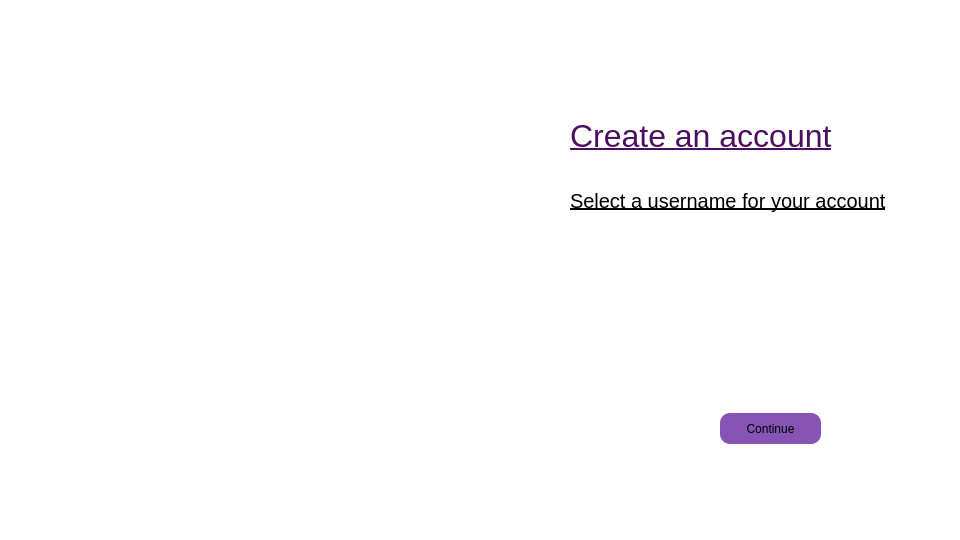
Above: signin.ui from Nirjaraa/spendwise before the change. Below: the same form after it.
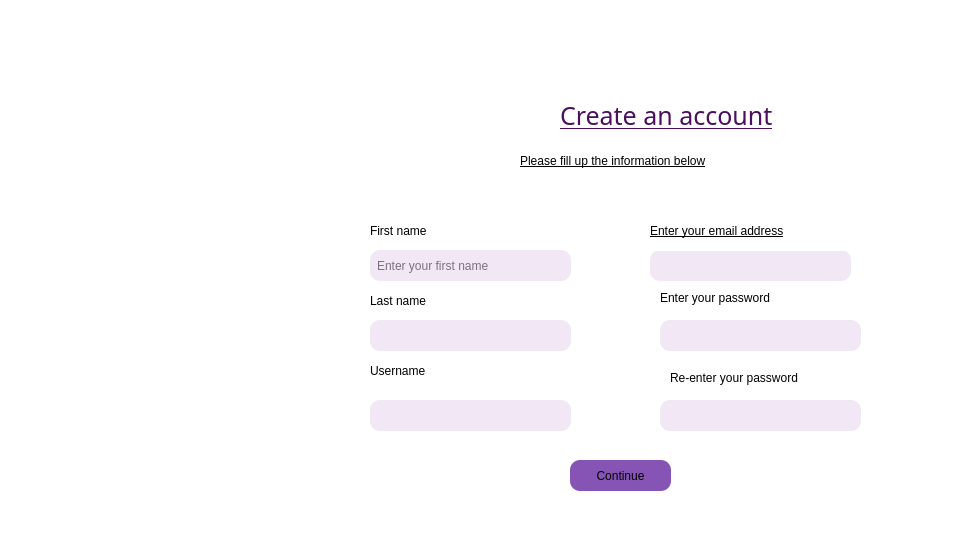
That is the form after the change. Icons and pictures are not drawn.

The edit to the form file:
```diff
--- a/signin.ui
+++ b/signin.ui
@@ -41,15 +41,28 @@
    <widget class="QLabel" name="label_2">
     <property name="geometry">
      <rect>
-      <x>570</x>
-      <y>110</y>
-      <width>291</width>
+      <x>560</x>
+      <y>90</y>
+      <width>301</width>
       <height>51</height>
      </rect>
     </property>
+    <property name="font">
+     <font>
+      <family>Bahnschrift</family>
+      <pointsize>-1</pointsize>
+      <italic>false</italic>
+      <bold>false</bold>
+      <underline>true</underline>
+     </font>
+    </property>
     <property name="styleSheet">
-     <string notr="true">color: rgb(76,15,96);
-font-size:32px;
+     <string notr="true">font-family: 'Poppins'; font-size: 25px;
+font: 25pt &quot;Bahnschrift&quot;;
+
+
+color: rgb(76,15,96);
+font-size:25px;
 text-decoration: underline;</string>
     </property>
     <property name="text">
@@ -59,7 +72,7 @@
    <widget class="QLabel" name="label_3">
     <property name="geometry">
      <rect>
-      <x>100</x>
+      <x>30</x>
       <y>120</y>
       <width>321</width>
       <height>311</height>
@@ -75,20 +88,23 @@
    <widget class="QLabel" name="label_4">
     <property name="geometry">
      <rect>
-      <x>570</x>
-      <y>180</y>
-      <width>331</width>
+      <x>520</x>
+      <y>140</y>
+      <width>341</width>
       <height>41</height>
      </rect>
     </property>
     <property name="styleSheet">
-     <string notr="true">font-size: 20px;
-color:rgb(0, 0, 0);
+     <string notr="true">fborder-image: none;
+font: 16pt &quot;Bahnschrift&quot;;
+border-color: none;
+color: rgb(0,0,0);
+ 
 text-decoration: underline;
 </string>
     </property>
     <property name="text">
-     <string>Select a username for your account</string>
+     <string>Please fill up the information below</string>
     </property>
    </widget>
    <widget class="QLabel" name="label_5">
@@ -110,8 +126,8 @@
    <widget class="QPushButton" name="pushButton">
     <property name="geometry">
      <rect>
-      <x>720</x>
-      <y>413</y>
+      <x>570</x>
+      <y>460</y>
       <width>101</width>
       <height>31</height>
      </rect>
@@ -124,6 +140,255 @@
      <string>Continue</string>
     </property>
    </widget>
+   <widget class="QLabel" name="label_6">
+    <property name="geometry">
+     <rect>
+      <x>370</x>
+      <y>220</y>
+      <width>201</width>
+      <height>21</height>
+     </rect>
+    </property>
+    <property name="styleSheet">
+     <string notr="true">border-image: none;
+font: 15pt &quot;Bahnschrift&quot;;
+border-color: none;
+color: rgb(0,0,0);
+ </string>
+    </property>
+    <property name="text">
+     <string>First name</string>
+    </property>
+   </widget>
+   <widget class="QLabel" name="label_7">
+    <property name="geometry">
+     <rect>
+      <x>370</x>
+      <y>290</y>
+      <width>201</width>
+      <height>21</height>
+     </rect>
+    </property>
+    <property name="styleSheet">
+     <string notr="true">border-image: none;
+font: 15pt &quot;Bahnschrift&quot;;
+border-color: none;
+color: rgb(0,0,0);
+ </string>
+    </property>
+    <property name="text">
+     <string>Last name</string>
+    </property>
+   </widget>
+   <widget class="QLineEdit" name="fname_lineEdit">
+    <property name="geometry">
+     <rect>
+      <x>370</x>
+      <y>250</y>
+      <width>201</width>
+      <height>31</height>
+     </rect>
+    </property>
+    <property name="styleSheet">
+     <string notr="true">border-image: none;
+font: 9pt &quot;Bahnschrift&quot;;
+border-color: none;
+color: rgb(0,0,0);
+background-color: rgb(242,231,245);
+border-radius: 10px;
+padding:5px;
+
+</string>
+    </property>
+    <property name="readOnly">
+     <bool>false</bool>
+    </property>
+    <property name="placeholderText">
+     <string>Enter your first name</string>
+    </property>
+   </widget>
+   <widget class="QLineEdit" name="lname_lineEdit_2">
+    <property name="geometry">
+     <rect>
+      <x>370</x>
+      <y>320</y>
+      <width>201</width>
+      <height>31</height>
+     </rect>
+    </property>
+    <property name="styleSheet">
+     <string notr="true">border-image: none;
+font: 9pt &quot;Bahnschrift&quot;;
+border-color: none;
+color: rgb(0,0,0);
+background-color: rgb(242,231,245);
+border-radius: 10px;
+
+</string>
+    </property>
+   </widget>
+   <widget class="QLineEdit" name="uname_lineEdit_3">
+    <property name="geometry">
+     <rect>
+      <x>370</x>
+      <y>400</y>
+      <width>201</width>
+      <height>31</height>
+     </rect>
+    </property>
+    <property name="styleSheet">
+     <string notr="true">border-image: none;
+font: 9pt &quot;Bahnschrift&quot;;
+border-color: none;
+color: rgb(0,0,0);
+background-color: rgb(242,231,245);
+border-radius: 10px;
+
+</string>
+    </property>
+   </widget>
+   <widget class="QLabel" name="label_8">
+    <property name="geometry">
+     <rect>
+      <x>370</x>
+      <y>360</y>
+      <width>201</width>
+      <height>21</height>
+     </rect>
+    </property>
+    <property name="styleSheet">
+     <string notr="true">border-image: none;
+font: 15pt &quot;Bahnschrift&quot;;
+border-color: none;
+color: rgb(0,0,0);
+ </string>
+    </property>
+    <property name="text">
+     <string>Username</string>
+    </property>
+   </widget>
+   <widget class="QLineEdit" name="email_lineEdit_4">
+    <property name="geometry">
+     <rect>
+      <x>650</x>
+      <y>250</y>
+      <width>201</width>
+      <height>31</height>
+     </rect>
+    </property>
+    <property name="styleSheet">
+     <string notr="true">border-image: none;
+font: 9pt &quot;Bahnschrift&quot;;
+border-color: none;
+color: rgb(255, 255, 255);
+background-color: rgb(242,231,245);
+border-radius: 10px;
+
+</string>
+    </property>
+   </widget>
+   <widget class="QLabel" name="label_10">
+    <property name="geometry">
+     <rect>
+      <x>650</x>
+      <y>210</y>
+      <width>331</width>
+      <height>41</height>
+     </rect>
+    </property>
+    <property name="styleSheet">
+     <string notr="true">fborder-image: none;
+font: 16pt &quot;Bahnschrift&quot;;
+border-color: none;
+color: rgb(0,0,0);
+ 
+text-decoration: underline;
+</string>
+    </property>
+    <property name="text">
+     <string>Enter your email address</string>
+    </property>
+   </widget>
+   <widget class="QLineEdit" name="repwlineEdit_5">
+    <property name="geometry">
+     <rect>
+      <x>660</x>
+      <y>400</y>
+      <width>201</width>
+      <height>31</height>
+     </rect>
+    </property>
+    <property name="styleSheet">
+     <string notr="true">border-image: none;
+font: 9pt &quot;Bahnschrift&quot;;
+border-color: none;
+color: rgb(0,0,0);
+background-color: rgb(242,231,245);
+border-radius: 10px;
+
+</string>
+    </property>
+   </widget>
+   <widget class="QLabel" name="label_9">
+    <property name="geometry">
+     <rect>
+      <x>670</x>
+      <y>370</y>
+      <width>231</width>
+      <height>16</height>
+     </rect>
+    </property>
+    <property name="styleSheet">
+     <string notr="true">border-image: none;
+font: 15pt &quot;Bahnschrift&quot;;
+border-color: none;
+color: rgb(0,0,0);
+ </string>
+    </property>
+    <property name="text">
+     <string>Re-enter your password</string>
+    </property>
+   </widget>
+   <widget class="QLineEdit" name="lineEdit_6">
+    <property name="geometry">
+     <rect>
+      <x>660</x>
+      <y>320</y>
+      <width>201</width>
+      <height>31</height>
+     </rect>
+    </property>
+    <property name="styleSheet">
+     <string notr="true">border-image: none;
+font: 9pt &quot;Bahnschrift&quot;;
+border-color: none;
+color: rgb(0,0,0);
+background-color: rgb(242,231,245);
+border-radius: 10px;
+
+</string>
+    </property>
+   </widget>
+   <widget class="QLabel" name="label_11">
+    <property name="geometry">
+     <rect>
+      <x>660</x>
+      <y>290</y>
+      <width>191</width>
+      <height>16</height>
+     </rect>
+    </property>
+    <property name="styleSheet">
+     <string notr="true">border-image: none;
+font: 15pt &quot;Bahnschrift&quot;;
+border-color: none;
+color: rgb(0,0,0);
+ </string>
+    </property>
+    <property name="text">
+     <string>Enter your password</string>
+    </property>
+   </widget>
   </widget>
   <widget class="QStatusBar" name="statusbar"/>
  </widget>
```
Left out of the diff: 7 changed lines with no effect on the pictures.
